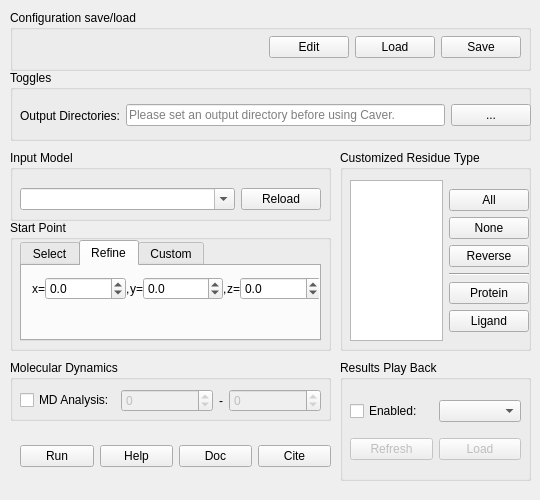
Qt form Caver4/ui/caver.ui (YaoYinYing/caver-pymol-plugin) before a commit.
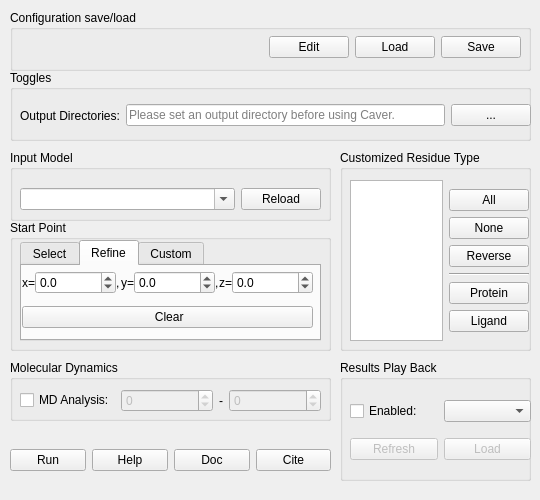
The same form after that commit. The open tabs and pages were chosen to show the change.

What changed in the file:
```diff
--- a/Caver4/ui/caver.ui
+++ b/Caver4/ui/caver.ui
@@ -295,16 +295,6 @@
        </item>
        <item>
         <layout class="QHBoxLayout" name="horizontalLayout_15">
-         <item>
-          <widget class="QPushButton" name="pushButton_clearStartPointSele">
-           <property name="toolTip">
-            <string>If you wish to use Custom input, clear the selections.</string>
-           </property>
-           <property name="text">
-            <string> Clear</string>
-           </property>
-          </widget>
-         </item>
          <item>
           <widget class="QPushButton" name="pushButton_RefreshSelection">
            <property name="toolTip">
@@ -337,15 +327,17 @@
      <attribute name="title">
       <string>Refine</string>
      </attribute>
-     <widget class="QWidget" name="">
+     <widget class="QWidget" name="verticalLayoutWidget_3">
       <property name="geometry">
        <rect>
-        <x>10</x>
-        <y>10</y>
-        <width>289</width>
-        <height>25</height>
+        <x>0</x>
+        <y>-1</y>
+        <width>291</width>
+        <height>71</height>
        </rect>
       </property>
+      <layout class="QVBoxLayout" name="verticalLayout_7">
+       <item>
       <layout class="QHBoxLayout" name="horizontalLayout_27">
        <property name="spacing">
         <number>0</number>
@@ -446,6 +438,24 @@
         </layout>
        </item>
       </layout>
+       </item>
+       <item>
+        <widget class="QPushButton" name="pushButton_clearStartPointSele">
+         <property name="sizePolicy">
+          <sizepolicy hsizetype="Ignored" vsizetype="Fixed">
+           <horstretch>0</horstretch>
+           <verstretch>0</verstretch>
+          </sizepolicy>
+         </property>
+         <property name="toolTip">
+          <string>If you wish to use Custom input, clear the selections.</string>
+         </property>
+         <property name="text">
+          <string> Clear</string>
+         </property>
+        </widget>
+       </item>
+      </layout>
      </widget>
     </widget>
     <widget class="QWidget" name="tab_atoms">
@@ -532,10 +542,10 @@
   <widget class="QWidget" name="horizontalLayoutWidget_22">
    <property name="geometry">
     <rect>
-     <x>20</x>
+     <x>10</x>
      <y>440</y>
-     <width>311</width>
-     <height>32</height>
+     <width>321</width>
+     <height>41</height>
     </rect>
    </property>
    <layout class="QHBoxLayout" name="horizontalLayout_22">
@@ -758,7 +768,7 @@
      <rect>
       <x>10</x>
       <y>30</y>
-      <width>171</width>
+      <width>181</width>
       <height>80</height>
      </rect>
     </property>
```
Left out of the diff: 19 changed lines with no effect on the pictures. Lines whose indentation alone changed are shown as unchanged.
